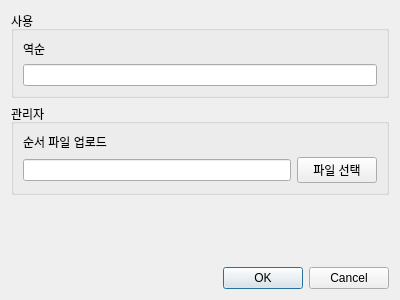
Qt form ui/ev_helper_dialog.ui (Glen-Lee-glitch/new_viewer) before a commit.
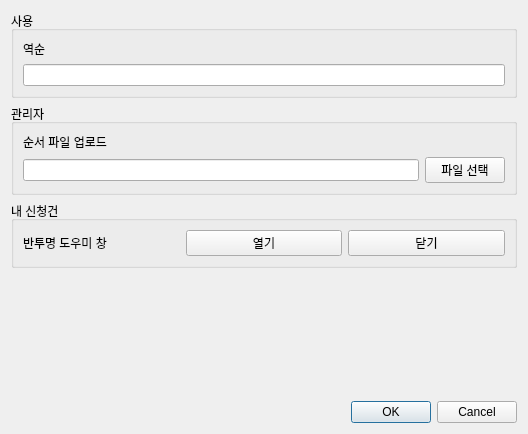
The same form after that commit.

Commit message:
feat: 투명 오버레이 로직 실제 ev_helper에 추가
- '열기'/'닫기'를 통해 실제 창 열고 닫을 수 있음

What changed in the file:
```diff
--- a/ui/ev_helper_dialog.ui
+++ b/ui/ev_helper_dialog.ui
@@ -6,8 +6,8 @@
    <rect>
     <x>0</x>
     <y>0</y>
-    <width>400</width>
-    <height>300</height>
+    <width>528</width>
+    <height>434</height>
    </rect>
   </property>
   <property name="windowTitle">
@@ -67,6 +67,36 @@
      </layout>
     </widget>
    </item>
+   <item>
+    <widget class="QGroupBox" name="groupBox_3">
+     <property name="title">
+      <string>내 신청건</string>
+     </property>
+     <layout class="QHBoxLayout" name="horizontalLayout_2">
+      <item>
+       <widget class="QLabel" name="label_3">
+        <property name="text">
+         <string>반투명 도우미 창</string>
+        </property>
+       </widget>
+      </item>
+      <item>
+       <widget class="QPushButton" name="open_helper_overlay">
+        <property name="text">
+         <string>열기</string>
+        </property>
+       </widget>
+      </item>
+      <item>
+       <widget class="QPushButton" name="close_helper_overlay">
+        <property name="text">
+         <string>닫기</string>
+        </property>
+       </widget>
+      </item>
+     </layout>
+    </widget>
+   </item>
    <item>
     <spacer name="verticalSpacer">
      <property name="orientation">
```
The commit also changes 2 other files.
